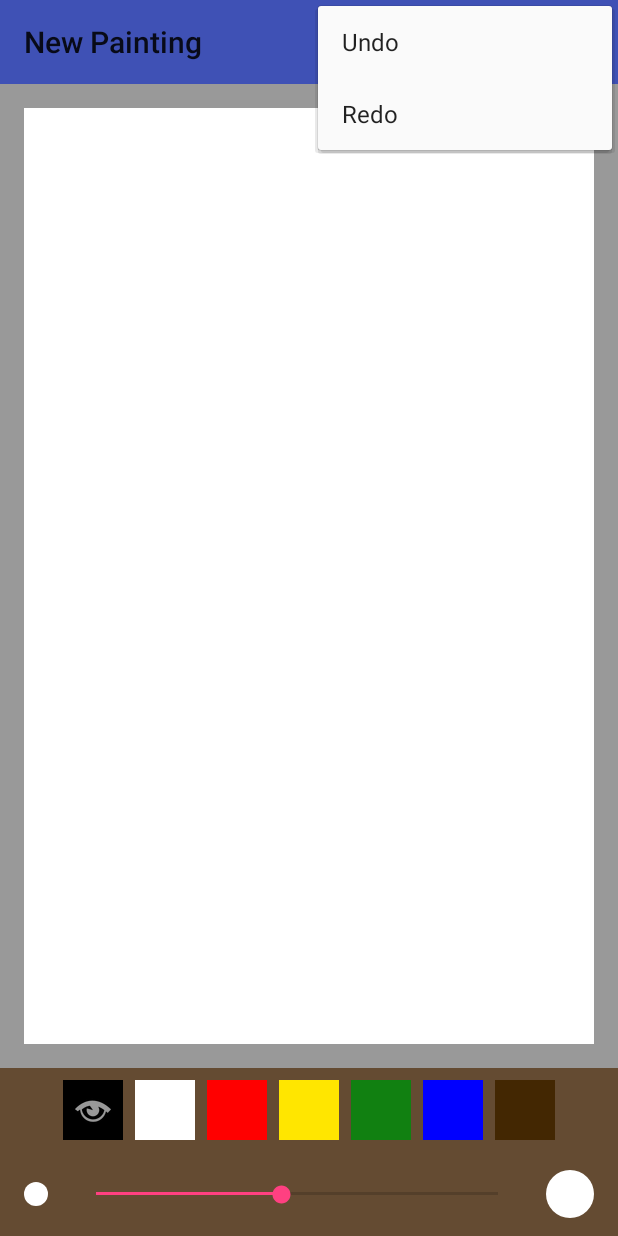
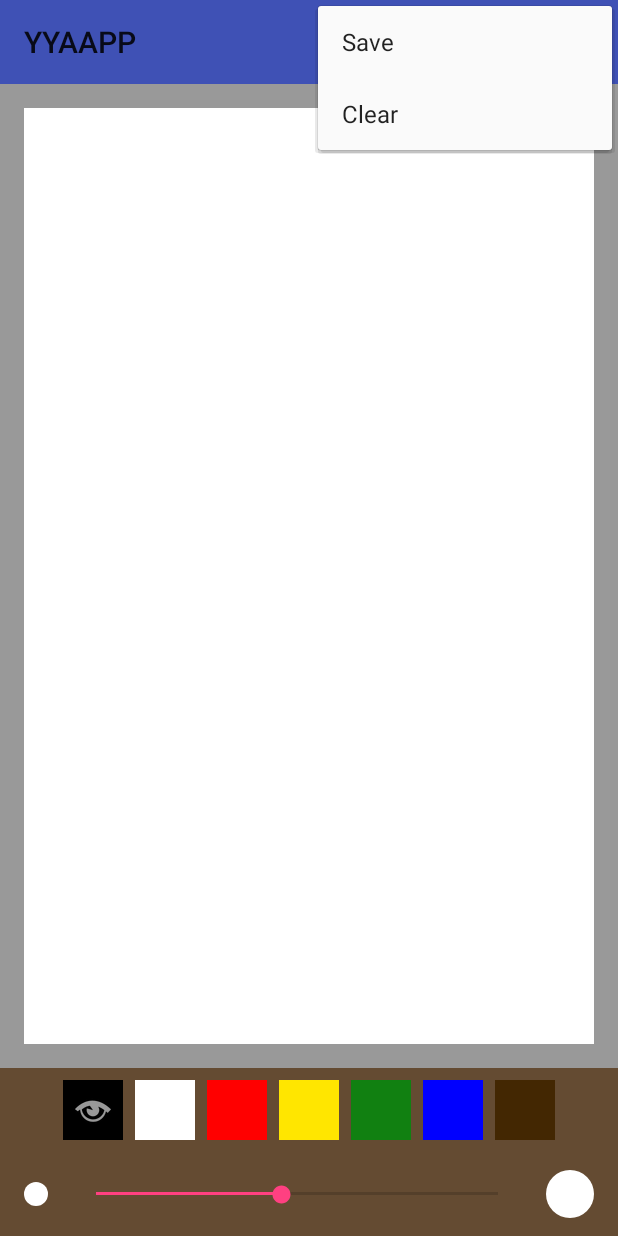
Before and after one commit to lchrislee/YYAAPP, an Android app: the screen it shows after launch (PaintActivity), with the options menu open, on a phone screen of 412 x 824 dp. Run offline under Robolectric (Android 15) with nearby library versions, the phone set to English and light mode, and no system bars.

Commit message:
Created saving dialog. Still need to implement saving to file. Will save to external storage so drawings can be viewed by other apps. May need to implement a content provider for that.

```diff
--- a/YYAAPP/app/build.gradle
+++ b/YYAAPP/app/build.gradle
@@ -26,9 +26,7 @@ dependencies {
     })
     compile 'com.android.support:appcompat-v7:26.+'
     compile 'com.android.support:design:26.+'
-    compile 'com.android.support:recyclerview-v7:26.+'
     compile 'com.android.support:support-annotations:26.+'
     compile 'com.android.support:support-v4:26.+'
-    compile 'com.android.support.constraint:constraint-layout:1.0.2'
     testCompile 'junit:junit:4.12'
 }
--- a/YYAAPP/app/src/main/java/com/lchrislee/yyaapp/activities/PaintActivity.java
+++ b/YYAAPP/app/src/main/java/com/lchrislee/yyaapp/activities/PaintActivity.java
@@ -27,7 +27,7 @@ public class PaintActivity extends AppCompatActivity
         final ActionBar actionBar = getSupportActionBar();
         if (actionBar != null)
         {
-            actionBar.setTitle(R.string.toolbar_paint_new);
+            actionBar.setTitle(R.string.app_name);
             actionBar.setDisplayShowTitleEnabled(true);
         }
 
--- a/YYAAPP/app/src/main/java/com/lchrislee/yyaapp/presenters/PaintPresenter.java
+++ b/YYAAPP/app/src/main/java/com/lchrislee/yyaapp/presenters/PaintPresenter.java
@@ -2,13 +2,15 @@ package com.lchrislee.yyaapp.presenters;
 
 import android.support.annotation.ColorInt;
 import android.support.annotation.NonNull;
+import android.support.v4.app.DialogFragment;
 
+import com.lchrislee.yyaapp.fragments.dialogs.SaveDialog;
 import com.lchrislee.yyaapp.views.BrushSizeView;
 import com.lchrislee.yyaapp.views.PaletteView;
 import com.lchrislee.yyaapp.views.canvas.CanvasView;
 
-public class PaintPresenter
-    implements PaletteView.ColorSelect, BrushSizeView.StrokeSizeChange
+public class PaintPresenter implements
+    PaletteView.ColorSelect, BrushSizeView.StrokeSizeChange, SaveDialog.SaveDetailsFinalized
 {
 
     private final PaletteView palette;
@@ -60,4 +62,20 @@ public class PaintPresenter
     {
         canvas.clear();
     }
+
+    public
+    @NonNull
+    DialogFragment saveDialog ()
+    {
+        SaveDialog fragment = SaveDialog.newInstance();
+        fragment.setSaveListener(this);
+        return fragment;
+    }
+
+    @Override
+    public void OnSave (
+        @NonNull String fileName
+    ) {
+        // TODO: Save using filename and the bitmap of canvas.
+    }
 }
--- a/YYAAPP/app/src/main/java/com/lchrislee/yyaapp/views/BrushSizeView.java
+++ b/YYAAPP/app/src/main/java/com/lchrislee/yyaapp/views/BrushSizeView.java
@@ -66,18 +66,18 @@ public class BrushSizeView extends FrameLayout implements SeekBar.OnSeekBarChang
 
         final int stepCount = viewAttributes.getInt(
             R.styleable.BrushSizeView_step_count,
-            getResources().getInteger(R.integer.stroke_seek_step_count_default)
+            getResources().getInteger(R.integer.seek_brush_step_count_default)
         );
         brushSize.setMax(stepCount);
 
         stepMultiplier = viewAttributes.getInt(
             R.styleable.BrushSizeView_step_multiplier,
-            getResources().getInteger(R.integer.stroke_seek_step_multiplier_default)
+            getResources().getInteger(R.integer.seek_brush_step_multiplier_default)
         );
 
         final int stepProgress = viewAttributes.getInt(
             R.styleable.BrushSizeView_step_progress,
-            getResources().getInteger(R.integer.stroke_seek_progress_default)
+            getResources().getInteger(R.integer.seek_brush_progress_default)
         );
         brushSize.setProgress(stepProgress);
 
--- a/YYAAPP/app/src/main/java/com/lchrislee/yyaapp/views/canvas/CanvasViewInternal.java
+++ b/YYAAPP/app/src/main/java/com/lchrislee/yyaapp/views/canvas/CanvasViewInternal.java
@@ -8,8 +8,8 @@ import android.support.annotation.ColorInt;
 import android.support.annotation.Dimension;
 import android.support.annotation.NonNull;
 
-import com.lchrislee.yyaapp.model.BrushStroke;
-import com.lchrislee.yyaapp.model.CanvasHistory;
+import com.lchrislee.yyaapp.views.canvas.model.BrushStroke;
+import com.lchrislee.yyaapp.views.canvas.model.CanvasHistory;
 
 import java.util.Iterator;
 
--- a/YYAAPP/app/src/main/java/com/lchrislee/yyaapp/model/BrushStroke.java
+++ b/YYAAPP/app/src/main/java/com/lchrislee/yyaapp/views/canvas/model/BrushStroke.java
@@ -1,4 +1,4 @@
-package com.lchrislee.yyaapp.model;
+package com.lchrislee.yyaapp.views.canvas.model;
 
 import android.graphics.Paint;
 import android.graphics.Path;
--- a/YYAAPP/app/src/main/java/com/lchrislee/yyaapp/model/CanvasChangeStack.java
+++ b/YYAAPP/app/src/main/java/com/lchrislee/yyaapp/views/canvas/model/CanvasChangeStack.java
@@ -1,4 +1,4 @@
-package com.lchrislee.yyaapp.model;
+package com.lchrislee.yyaapp.views.canvas.model;
 
 import android.support.annotation.NonNull;
 import android.support.annotation.Nullable;
--- a/YYAAPP/app/src/main/java/com/lchrislee/yyaapp/model/CanvasHistory.java
+++ b/YYAAPP/app/src/main/java/com/lchrislee/yyaapp/views/canvas/model/CanvasHistory.java
@@ -1,4 +1,4 @@
-package com.lchrislee.yyaapp.model;
+package com.lchrislee.yyaapp.views.canvas.model;
 
 import android.support.annotation.NonNull;
 import android.support.annotation.Nullable;
--- a/YYAAPP/app/src/main/res/layout/view_brush.xml
+++ b/YYAAPP/app/src/main/res/layout/view_brush.xml
@@ -22,8 +22,8 @@
 
     <SeekBar
         android:id="@+id/view_stroke_seek"
-        tools:progress="@integer/stroke_seek_progress_default"
-        tools:max="@integer/stroke_seek_step_count_default"
+        tools:progress="@integer/seek_brush_progress_default"
+        tools:max="@integer/seek_brush_step_count_default"
         android:layout_toEndOf="@+id/view_stroke_left_size"
         android:layout_toStartOf="@+id/view_stroke_right_size"
         android:layout_alignTop="@+id/view_stroke_right_size"
--- a/YYAAPP/app/src/main/res/menu/menu_paint.xml
+++ b/YYAAPP/app/src/main/res/menu/menu_paint.xml
@@ -3,11 +3,25 @@
     xmlns:app="http://schemas.android.com/apk/res-auto">
 
     <item
+        android:id="@+id/menu_paint_undo"
+        android:title="@string/menu_paint_undo"
+        android:icon="@drawable/ic_undo"
+        app:showAsAction="always"
+        />
+
+    <item
+        android:id="@+id/menu_paint_redo"
+        android:title="@string/menu_paint_redo"
+        android:icon="@drawable/ic_redo"
+        app:showAsAction="always"
+        />
+
+    <item
         android:id="@+id/menu_paint_save"
         android:title="@string/menu_paint_save"
         android:icon="@drawable/ic_save"
-        app:showAsAction="always"
-        />
+        app:showAsAction="ifRoom"
+    />
 
     <item
         android:id="@+id/menu_paint_clear"
@@ -16,18 +30,4 @@
         app:showAsAction="ifRoom"
         />
 
-    <item
-        android:id="@+id/menu_paint_undo"
-        android:title="@string/menu_paint_undo"
-        android:icon="@drawable/ic_undo"
-        app:showAsAction="ifRoom"
-        />
-
-    <item
-        android:id="@+id/menu_paint_redo"
-        android:title="@string/menu_paint_redo"
-        android:icon="@drawable/ic_redo"
-        app:showAsAction="ifRoom"
-        />
-
 </menu>
--- a/YYAAPP/app/src/main/res/values/integers.xml
+++ b/YYAAPP/app/src/main/res/values/integers.xml
@@ -2,8 +2,11 @@
 <resources>
 
     <!-- Stroke Seekbar values -->
-    <integer name="stroke_seek_progress_default">6</integer>
-    <integer name="stroke_seek_step_count_default">13</integer>
-    <integer name="stroke_seek_step_multiplier_default">2</integer>
+    <integer name="seek_brush_progress_default">6</integer>
+    <integer name="seek_brush_step_count_default">13</integer>
+    <integer name="seek_brush_step_multiplier_default">2</integer>
+
+    <!-- Dialogs -->
+    <integer name="dialog_save_lines_max">1</integer>
 
 </resources>
--- a/YYAAPP/app/src/main/res/values/styles.xml
+++ b/YYAAPP/app/src/main/res/values/styles.xml
@@ -6,9 +6,9 @@
     </style>
 
     <style name="BrushViewDefaultStyle">
-        <item name="step_progress">@integer/stroke_seek_progress_default</item>
-        <item name="step_multiplier">@integer/stroke_seek_step_multiplier_default</item>
-        <item name="step_count">@integer/stroke_seek_step_count_default</item>
+        <item name="step_progress">@integer/seek_brush_progress_default</item>
+        <item name="step_multiplier">@integer/seek_brush_step_multiplier_default</item>
+        <item name="step_count">@integer/seek_brush_step_count_default</item>
     </style>
 
     <style name="PaletteDefaultStyle">
```
Also changed, not shown: YYAAPP/app/src/main/java/com/lchrislee/yyaapp/fragments/PaintFragment.java (+5 -8 lines), YYAAPP/app/src/main/java/com/lchrislee/yyaapp/fragments/dialogs/SaveDialog.java (added, +117 -0 lines), YYAAPP/app/src/main/res/layout/dialog_save.xml (added, +26 -0 lines), YYAAPP/app/src/main/res/values/strings.xml (+12 -0 lines).
